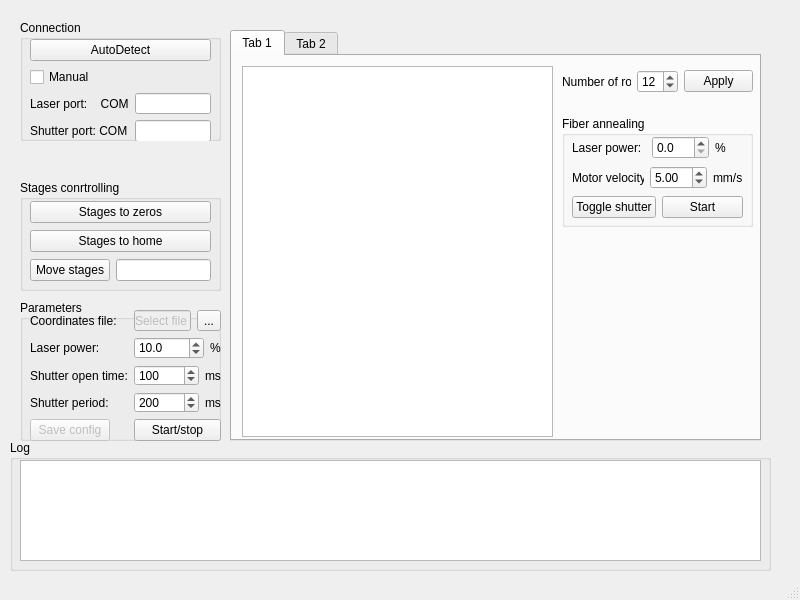
Old version of the form ui/MainWindow.ui in the repository al509/LabSoft.
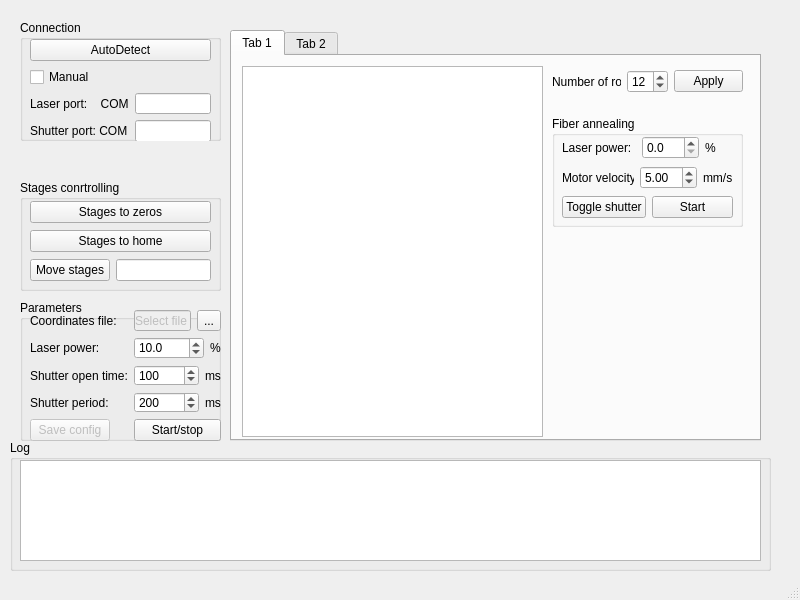
New version of the form.

Commit message: Resizing windows

```diff
--- a/ui/MainWindow.ui
+++ b/ui/MainWindow.ui
@@ -334,7 +334,7 @@
        <rect>
         <x>10</x>
         <y>10</y>
-        <width>311</width>
+        <width>301</width>
         <height>371</height>
        </rect>
       </property>
@@ -342,7 +342,7 @@
      <widget class="QWidget" name="horizontalLayoutWidget">
       <property name="geometry">
        <rect>
-        <x>330</x>
+        <x>320</x>
         <y>10</y>
         <width>191</width>
         <height>31</height>
@@ -375,7 +375,7 @@
      <widget class="QGroupBox" name="annealBox">
       <property name="geometry">
        <rect>
-        <x>330</x>
+        <x>320</x>
         <y>60</y>
         <width>191</width>
         <height>111</height>
```
The commit also changes 1 other file.
